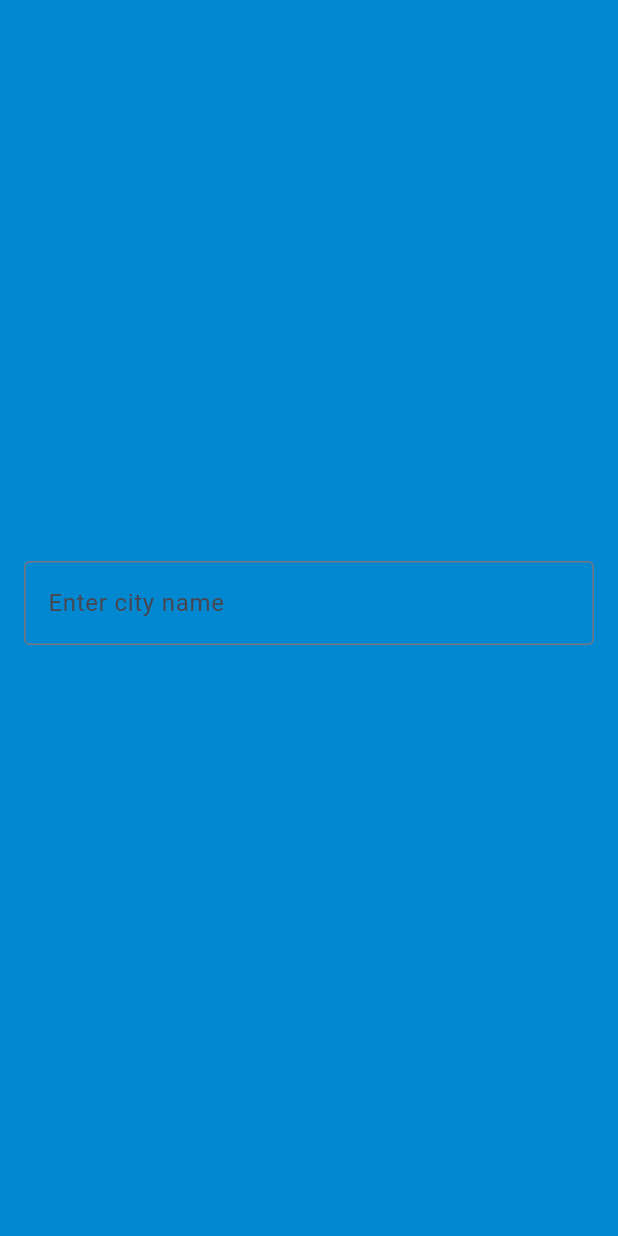
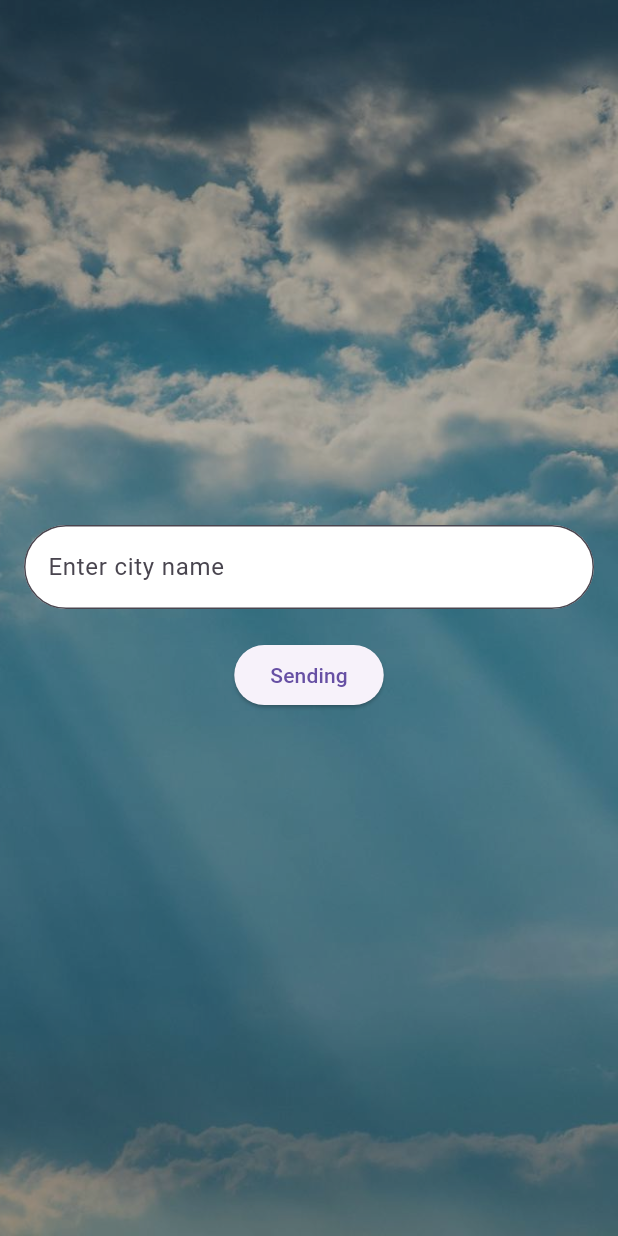
Before and after one commit to sz-adam/weather_flutter, a Flutter app: the screen it shows after launch, on a phone screen of 412 x 824 dp. Run offline on Flutter 3.47's test engine with Material 3 defaults, Android fonts, the phone set to English and light mode, and no system bars; our stand-ins replace flutter_dotenv.

Commit message:
add bg image and add sending button

```diff
--- a/lib/screen/starting_screen.dart
+++ b/lib/screen/starting_screen.dart
@@ -19,7 +19,23 @@ class StartingScreen extends StatelessWidget {
   @override
   Widget build(BuildContext context) {
     return Scaffold(
-      body: Padding(
+      body: Stack(
+        children: [
+          // Háttérkép beállítása
+          Positioned.fill(
+            child: Image.asset(
+              'assets/images/home.jpg',
+              fit: BoxFit.cover,
+            ),
+          ),
+          // Átlátszó fekete réteg a háttérkép fölé
+          Positioned.fill(
+            child: Container(
+              color: Colors.black.withOpacity(0.3),
+            ),
+          ),
+          // A többi widget a háttérkép fölé kerül
+          Padding(
             padding: const EdgeInsets.all(16.0),
             child: Form(
               key: _formKey,
@@ -28,9 +44,16 @@ class StartingScreen extends StatelessWidget {
                 children: [
                   TextFormField(
                     controller: _cityController,
-                decoration: const InputDecoration(
+                    decoration: InputDecoration(
                       labelText: 'Enter city name',
-                  border: OutlineInputBorder(),
+                      floatingLabelBehavior: FloatingLabelBehavior
+                          .never, // Ne lebegjen, hanem legyen a border alatt
+                      border: OutlineInputBorder(
+                        borderRadius: BorderRadius.circular(30),
+                      ),
+                      filled: true, // Kitölti a hátteret fehérrel
+                      fillColor:
+                          Colors.white, // Fehér háttérszín a beviteli mezőnél
                     ),
                     textCapitalization: TextCapitalization.words,
                     validator: (value) {
@@ -39,7 +62,6 @@ class StartingScreen extends StatelessWidget {
                       }
                       return null;
                     },
-                // Ha a form érvényes, navigál a HomeScreen-re
                     onFieldSubmitted: (value) {
                       if (_formKey.currentState?.validate() ?? false) {
                         navigateToHomeScreen(context, value);
@@ -47,11 +69,20 @@ class StartingScreen extends StatelessWidget {
                     },
                   ),
                   const SizedBox(height: 20),
-
+                  ElevatedButton(
+                    onPressed: () {
+                      if (_formKey.currentState?.validate() ?? false) {
+                        navigateToHomeScreen(context, _cityController.text);
+                      }
+                    },
+                    child: const Text('Sending'),
+                  ),
                 ],
               ),
             ),
           ),
+        ],
+      ),
     );
   }
 }
```
Lines whose indentation alone changed are shown as unchanged.
